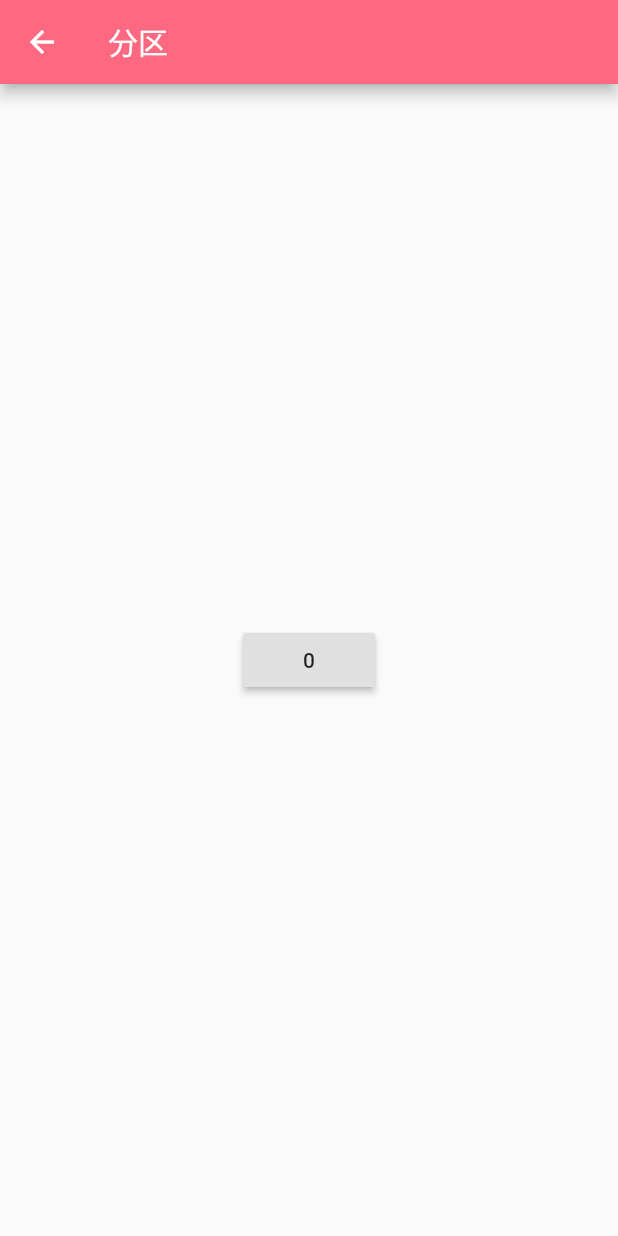
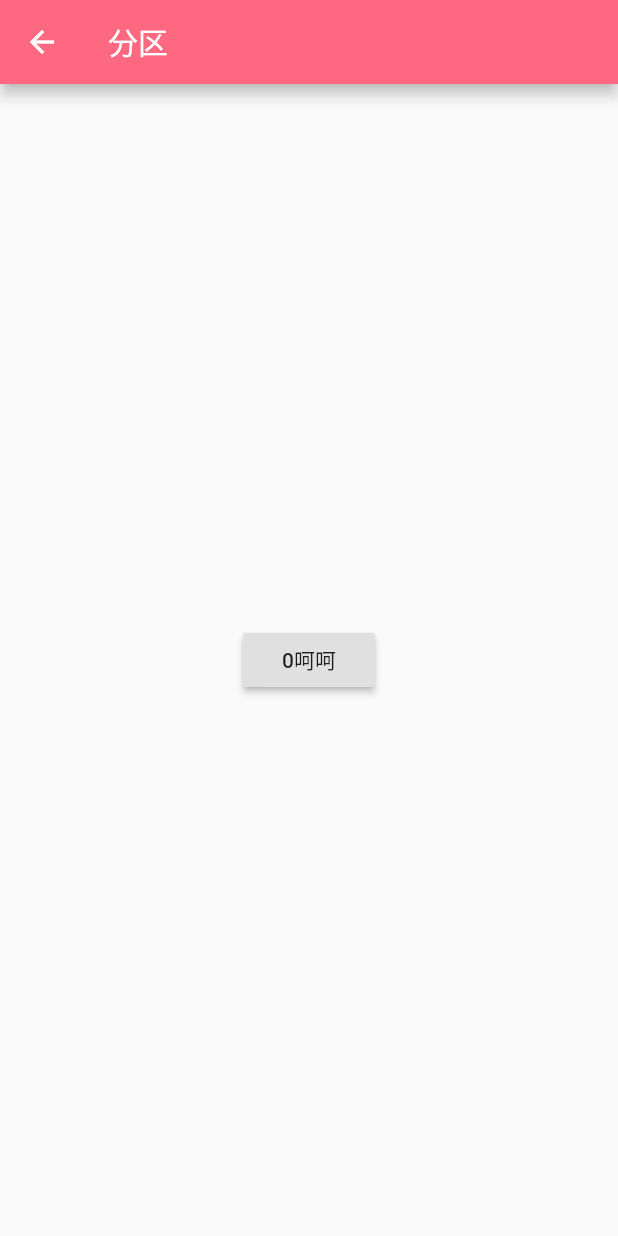
Before and after one commit to falstack/greedy, a Flutter app: the MainZone screen opened directly, on a phone screen of 412 x 824 dp. Run offline on Flutter 3.47's test engine with Material 2 defaults, Android fonts, the phone set to English and light mode, and no system bars; our stand-ins replace fluro; missing offline and left inert: flutter_webview_plugin; statements that could not run were skipped.

Commit message:
add: condition render

```diff
--- a/lib/views/main-zone.dart
+++ b/lib/views/main-zone.dart
@@ -23,7 +23,7 @@ class _MainZoneState extends State<MainZone> {
         title: Text('分区')
       ),
       body: Center(
-        child: RaisedButton(onPressed: _handleClick, child: Text('$_counter')),
+        child: RaisedButton(onPressed: _handleClick, child: Text('$_counter' + '${_counter.isOdd ? '哈哈' : '呵呵'}')),
       )
     );
   }
```
